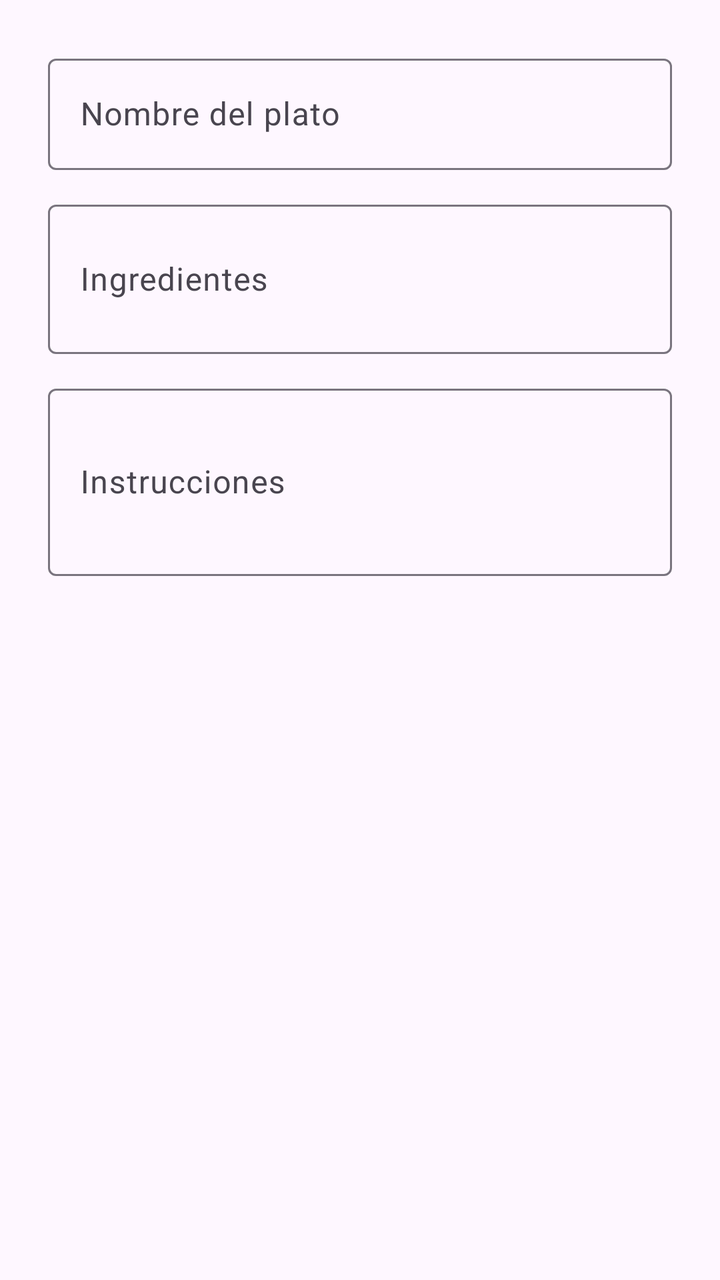
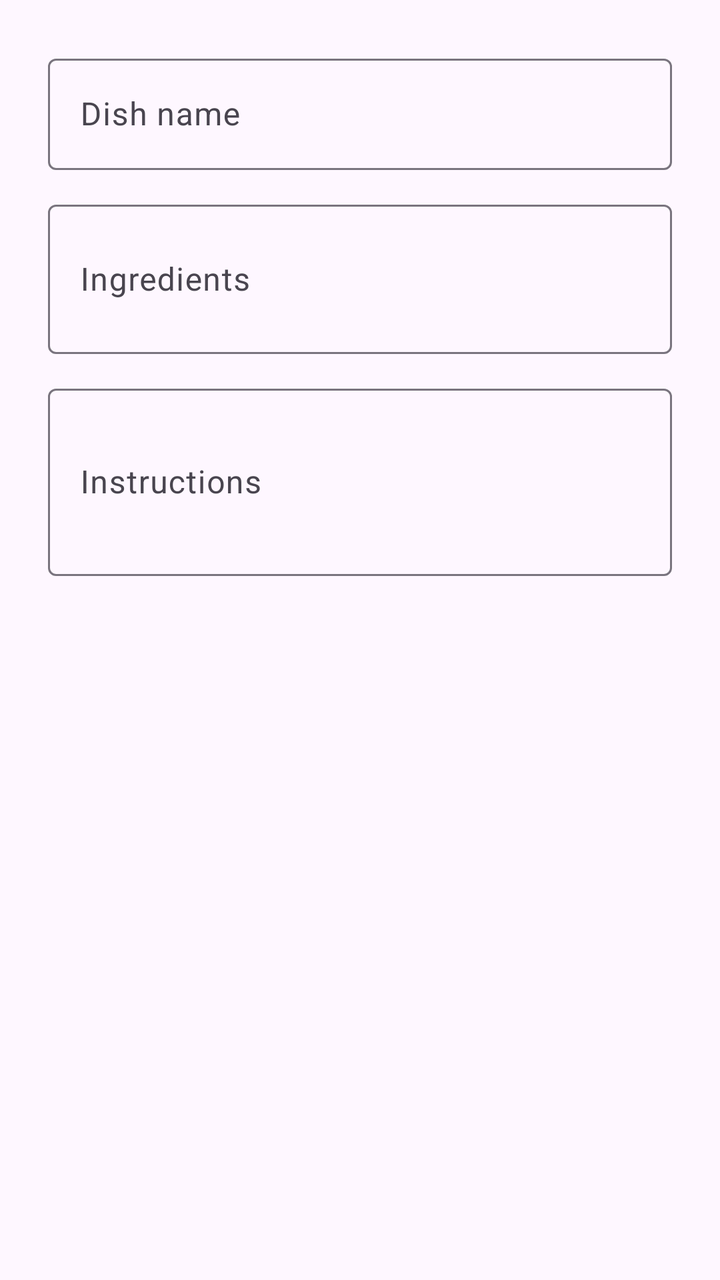

The first picture is an Android layout as it rendered before a commit; the second is the same layout after the commit. The layout source and the unified diff follow.
<!-- AndroidManifest.xml: application theme Theme.RecetasDeluxe -->
<!-- res/layout/dialog_add_recipe.xml -->
<?xml version="1.0" encoding="utf-8"?>
<LinearLayout xmlns:android="http://schemas.android.com/apk/res/android"
    xmlns:app="http://schemas.android.com/apk/res-auto"
    android:layout_width="match_parent"
    android:layout_height="wrap_content"
    android:orientation="vertical"
    android:padding="24dp">

    <com.google.android.material.textfield.TextInputLayout
        android:id="@+id/nameTextField"
        style="@style/Widget.Material3.TextInputLayout.OutlinedBox"
        android:layout_width="match_parent"
        android:layout_height="wrap_content"
        android:hint="Nombre del plato"
        android:layout_marginBottom="12dp">

        <com.google.android.material.textfield.TextInputEditText
            android:id="@+id/nameEditText"
            android:layout_width="match_parent"
            android:layout_height="wrap_content"
            android:inputType="textCapWords" />

    </com.google.android.material.textfield.TextInputLayout>

    <com.google.android.material.textfield.TextInputLayout
        android:id="@+id/ingredientsTextField"
        style="@style/Widget.Material3.TextInputLayout.OutlinedBox"
        android:layout_width="match_parent"
        android:layout_height="wrap_content"
        android:hint="Ingredientes"
        android:layout_marginBottom="12dp">

        <com.google.android.material.textfield.TextInputEditText
            android:id="@+id/ingredientsEditText"
            android:layout_width="match_parent"
            android:layout_height="wrap_content"
            android:inputType="textMultiLine"
            android:minLines="2" />

    </com.google.android.material.textfield.TextInputLayout>

    <com.google.android.material.textfield.TextInputLayout
        android:id="@+id/instructionsTextField"
        style="@style/Widget.Material3.TextInputLayout.OutlinedBox"
        android:layout_width="match_parent"
        android:layout_height="wrap_content"
        android:hint="Instrucciones">

        <com.google.android.material.textfield.TextInputEditText
            android:id="@+id/instructionsEditText"
            android:layout_width="match_parent"
            android:layout_height="wrap_content"
            android:inputType="textMultiLine"
            android:minLines="3" />

    </com.google.android.material.textfield.TextInputLayout>

</LinearLayout>
<!-- resources referenced by this layout -->
<resources>
  <style name="Theme.RecetasDeluxe" parent="Base.Theme.RecetasDeluxe" />
  <style name="Base.Theme.RecetasDeluxe" parent="Theme.Material3.DayNight">
          
          
      </style>
</resources>

<!-- the commit's change to res/layout/dialog_add_recipe.xml (unified diff, before → after) -->
@@ -1,6 +1,5 @@
 <?xml version="1.0" encoding="utf-8"?>
 <LinearLayout xmlns:android="http://schemas.android.com/apk/res/android"
-    xmlns:app="http://schemas.android.com/apk/res-auto"
     android:layout_width="match_parent"
     android:layout_height="wrap_content"
     android:orientation="vertical"
@@ -11,7 +10,7 @@
         style="@style/Widget.Material3.TextInputLayout.OutlinedBox"
         android:layout_width="match_parent"
         android:layout_height="wrap_content"
-        android:hint="Nombre del plato"
+        android:hint="@string/hint_recipe_name"
         android:layout_marginBottom="12dp">
 
         <com.google.android.material.textfield.TextInputEditText
@@ -27,7 +26,7 @@
         style="@style/Widget.Material3.TextInputLayout.OutlinedBox"
         android:layout_width="match_parent"
         android:layout_height="wrap_content"
-        android:hint="Ingredientes"
+        android:hint="@string/hint_ingredients"
         android:layout_marginBottom="12dp">
 
         <com.google.android.material.textfield.TextInputEditText
@@ -44,7 +43,7 @@
         style="@style/Widget.Material3.TextInputLayout.OutlinedBox"
         android:layout_width="match_parent"
         android:layout_height="wrap_content"
-        android:hint="Instrucciones">
+        android:hint="@string/hint_instructions">
 
         <com.google.android.material.textfield.TextInputEditText
             android:id="@+id/instructionsEditText"
<!-- resource entries referenced after the edit -->
@@ -1,5 +1,8 @@
 <!-- resources referenced by this layout -->
 <resources>
+  <string name="hint_ingredients">Ingredients</string>
+  <string name="hint_instructions">Instructions</string>
+  <string name="hint_recipe_name">Dish name</string>
   <style name="Theme.RecetasDeluxe" parent="Base.Theme.RecetasDeluxe" />
   <style name="Base.Theme.RecetasDeluxe" parent="Theme.Material3.DayNight">
           
